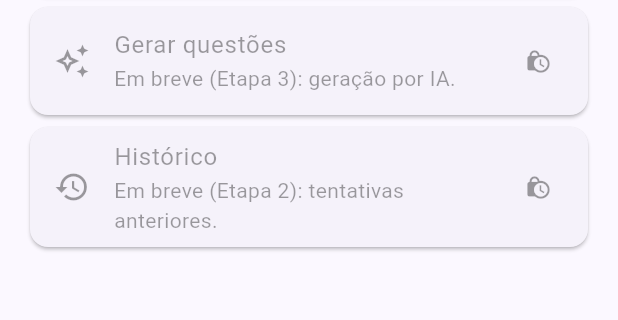
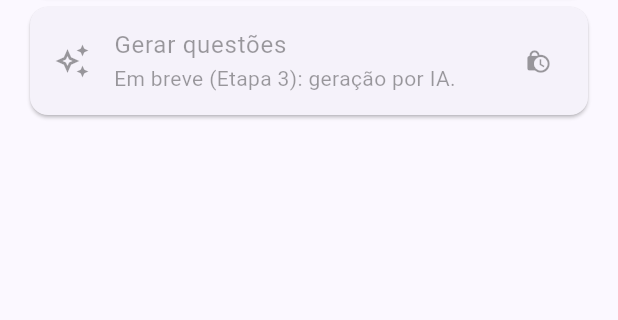
Before and after one commit to HoudiniGM/QUIZtion2, a Flutter app: the screen it shows after launch, on a phone screen of 412 x 824 dp, the part 575-895 px from its top. Run offline on Flutter 3.47's test engine with Material 3 defaults, Android fonts, the phone set to English and light mode, and no system bars; our stand-ins replace drift, drift_flutter, go_router; accounts and stored records are empty; generated files the repository leaves out were written again.

Commit message:
feat: remove quiz attempt history from scope
By product decision, the app will not keep a history of quiz attempts
(now nor later). Remove the attempts/attempt_answers tables (schema v4,
drop/recreate on upgrade) and the Historico button on the home screen.
The results screen still shows the result right after a quiz, but it is
no longer persisted. The Attempt/QuizAnswer domain classes remain as the
in-memory quiz result consumed by the results screen. Docs updated.

```diff
--- a/app/lib/data/app_database.dart
+++ b/app/lib/data/app_database.dart
@@ -19,8 +19,6 @@ part 'app_database.g.dart';
     Subtopics,
     Questions,
     AnswerOptions,
-    Attempts,
-    AttemptAnswers,
   ],
 )
 class AppDatabase extends _$AppDatabase {
@@ -38,7 +36,7 @@ class AppDatabase extends _$AppDatabase {
             ));
 
   @override
-  int get schemaVersion => 3;
+  int get schemaVersion => 4;
 
   @override
   MigrationStrategy get migration => MigrationStrategy(
@@ -53,6 +51,8 @@ class AppDatabase extends _$AppDatabase {
           //       (option ids collided across questions in v1).
           //   v3: questions gained a nullable code_snippet column so the
           //       statement text is no longer rendered as a code block.
+          //   v4: removed the attempts/attempt_answers tables (quiz attempt
+          //       history is out of scope).
           for (final table in allTables) {
             await m.deleteTable(table.actualTableName);
           }
--- a/app/lib/ui/screens/home_screen.dart
+++ b/app/lib/ui/screens/home_screen.dart
@@ -41,13 +41,6 @@ class HomeScreen extends StatelessWidget {
                   icon: Icons.auto_awesome_outlined,
                   title: 'Gerar questões',
                   description: 'Em breve (Etapa 3): geração por IA.',
-                  enabled: false,
-                  onTap: () {},
-                ),
-                _FeatureButton(
-                  icon: Icons.history,
-                  title: 'Histórico',
-                  description: 'Em breve (Etapa 2): tentativas anteriores.',
                   enabled: false,
                   onTap: () {},
                 ),
```
Also changed, not shown: app/lib/data/tables.dart (+4 -28 lines), app/lib/domain/attempt.dart (+5 -2 lines), 2 other files.
